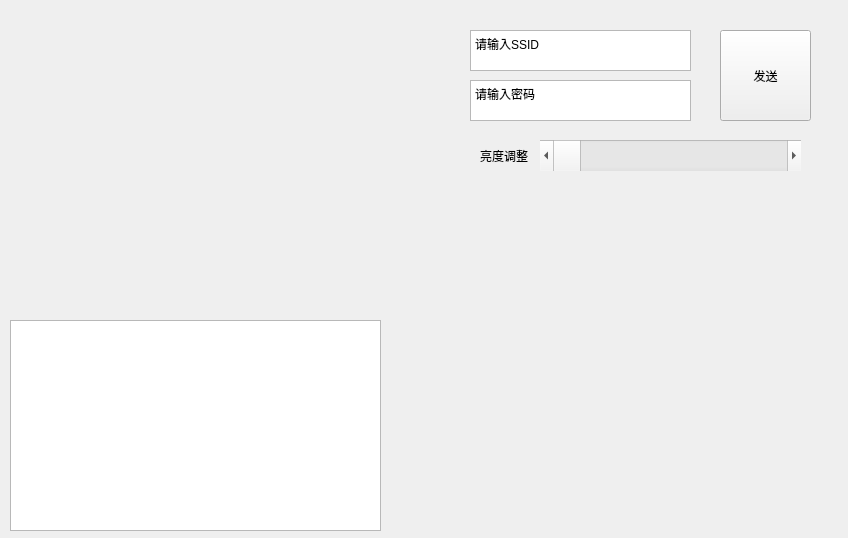
Old version of the form main_window.ui in the repository paper-tei/paper_tracker.
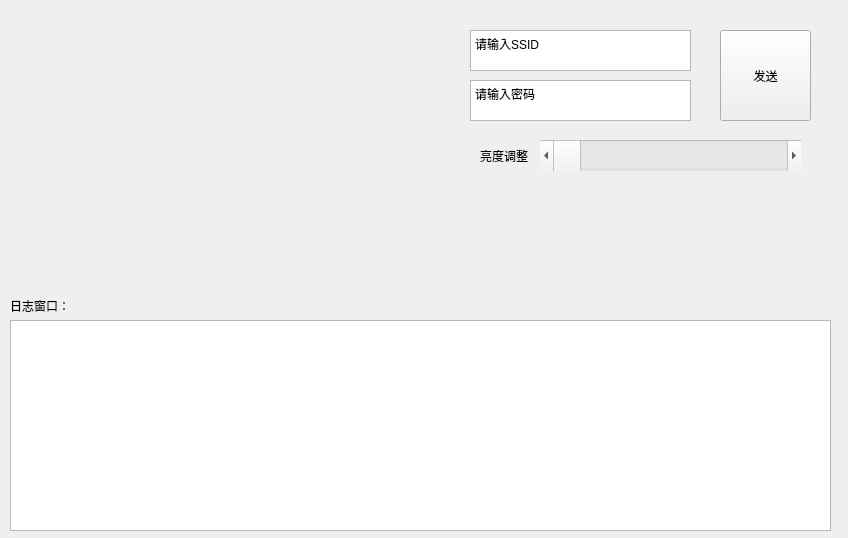
New version of the form.

```diff
--- a/main_window.ui
+++ b/main_window.ui
@@ -31,7 +31,7 @@
     <rect>
      <x>10</x>
      <y>320</y>
-     <width>371</width>
+     <width>821</width>
      <height>211</height>
     </rect>
    </property>
@@ -104,6 +104,19 @@
     <string>亮度调整</string>
    </property>
   </widget>
+  <widget class="QLabel" name="label_2">
+   <property name="geometry">
+    <rect>
+     <x>10</x>
+     <y>290</y>
+     <width>111</width>
+     <height>31</height>
+    </rect>
+   </property>
+   <property name="text">
+    <string>日志窗口：</string>
+   </property>
+  </widget>
  </widget>
  <resources/>
  <connections/>
```
